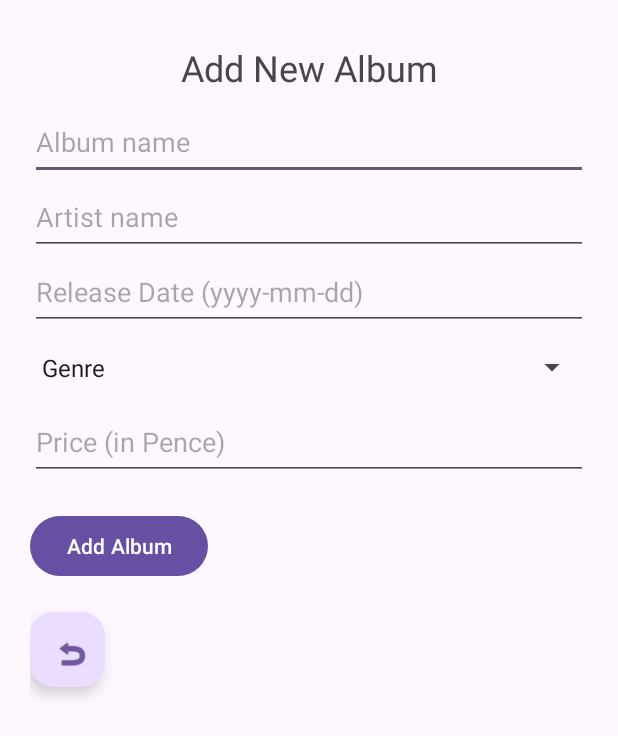
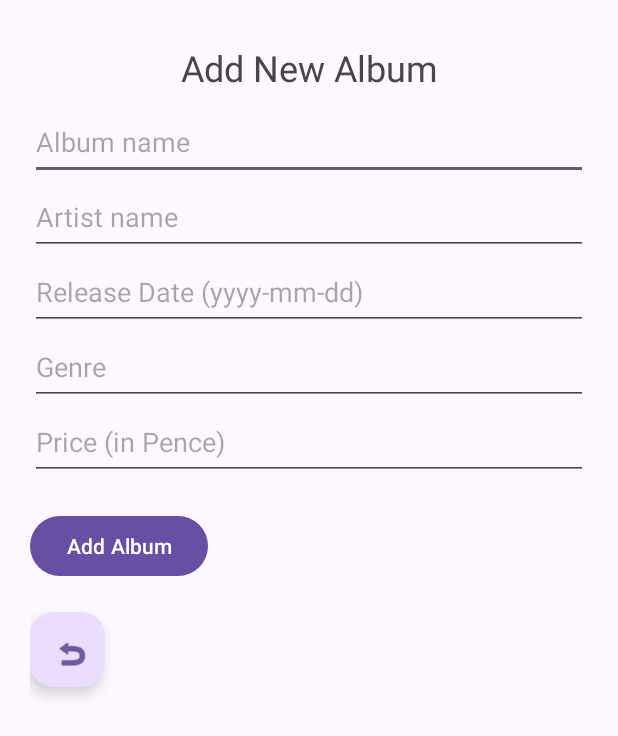
Before and after one commit to yanader/recordstoreapp, an Android app: the AddAlbumActivity screen opened directly, with no data from a screen before it, on a phone screen of 412 x 824 dp. Shown: the top 736 px of the screen. Run offline under Robolectric (Android 15) with nearby library versions, the phone set to English and light mode, and no system bars; our stand-ins replace data binding.

Commit message:
reverted spinner - to be built on new branch

```diff
--- a/src/main/java/com/example/recordstoreapp/ui/addalbum/AddAlbumActivity.java
+++ b/src/main/java/com/example/recordstoreapp/ui/addalbum/AddAlbumActivity.java
@@ -34,14 +34,14 @@ public class AddAlbumActivity extends AppCompatActivity {
         addAlbumClickHandlers = new AddAlbumClickHandlers(albumToAdd, this, mainActivityViewModel);
         activityAddAlbumBinding.setClickHandlers(addAlbumClickHandlers);
 
-        Spinner spinner = (Spinner) findViewById(R.id.genreSpinner);
-        ArrayAdapter<CharSequence> adapter = ArrayAdapter.createFromResource(
-                this,
-                R.array.genres,
-                android.R.layout.simple_spinner_item
-        );
-        adapter.setDropDownViewResource(android.R.layout.simple_spinner_dropdown_item);
-        spinner.setAdapter(adapter);
+//        Spinner spinner = (Spinner) findViewById(R.id.genreSpinner);
+//        ArrayAdapter<CharSequence> adapter = ArrayAdapter.createFromResource(
+//                this,
+//                R.array.genres,
+//                android.R.layout.simple_spinner_item
+//        );
+//        adapter.setDropDownViewResource(android.R.layout.simple_spinner_dropdown_item);
+//        spinner.setAdapter(adapter);
 
 
 
--- a/src/main/res/layout/activity_add_album.xml
+++ b/src/main/res/layout/activity_add_album.xml
@@ -53,13 +53,21 @@
         android:hint="@string/release_date"
         app:layout_constraintTop_toBottomOf="@id/artistName"/>
 
-    <Spinner
-            android:id="@+id/genreSpinner"
+<!--    <Spinner-->
+<!--            android:id="@+id/genreSpinner"-->
+<!--            android:layout_width="match_parent"-->
+<!--            android:layout_height="50dp"-->
+<!--            android:hint="@string/genre"-->
+<!--            app:layout_constraintStart_toStartOf="parent"-->
+<!--            app:layout_constraintTop_toBottomOf="@+id/releaseDate"/>-->
+    <EditText
+            android:id="@+id/genre"
             android:layout_width="match_parent"
             android:layout_height="50dp"
-            android:hint="@string/genre"
-            app:layout_constraintStart_toStartOf="parent"
-            app:layout_constraintTop_toBottomOf="@+id/releaseDate"/>
+            android:text="@={albumData.genre}"
+            android:inputType="text"
+            android:hint="Genre"
+            app:layout_constraintTop_toBottomOf="@id/releaseDate"/>
 <EditText
         android:id="@+id/priceInPence"
         android:layout_width="match_parent"
@@ -67,7 +75,7 @@
         android:text="@={albumData.priceInPence}"
         android:inputType="number"
         android:hint="@string/price"
-        app:layout_constraintTop_toBottomOf="@id/genreSpinner"/>
+        app:layout_constraintTop_toBottomOf="@id/genre"/>
     <Button
             android:id="@+id/addButton"
             android:text="@string/add_new_button"
```
